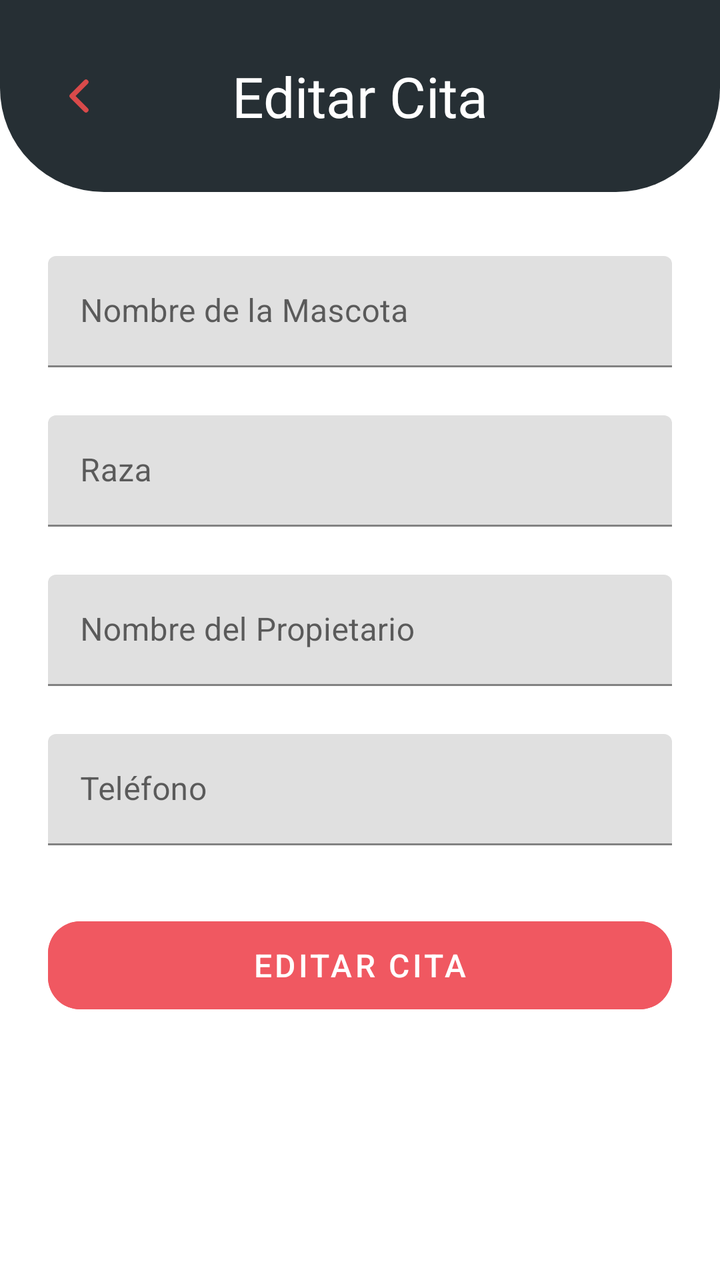
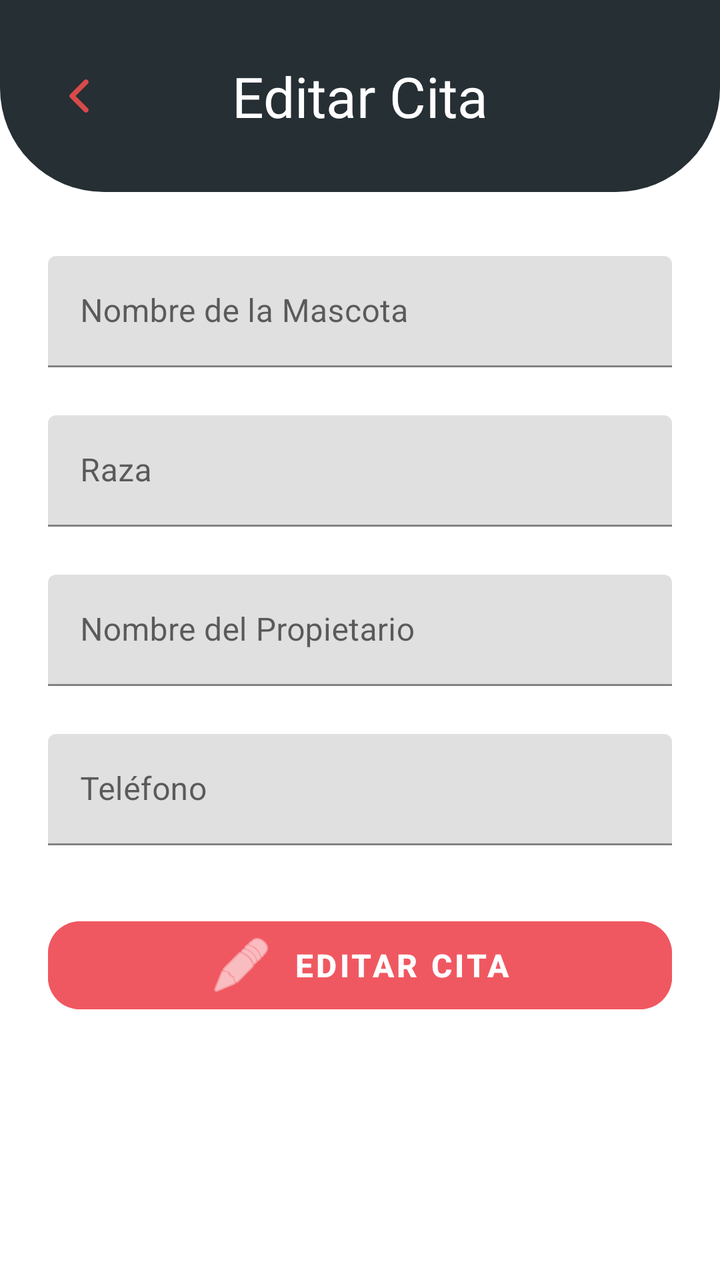

Compare the two renders of this Android layout. The source of the first and the diff that turns it into the second are given below.
<!-- AndroidManifest.xml: application theme Theme.DogApp -->
<!-- res/layout/fragment_edit_appointment.xml -->
<?xml version="1.0" encoding="utf-8"?>
<ScrollView
    xmlns:android="http://schemas.android.com/apk/res/android"
    xmlns:app="http://schemas.android.com/apk/res-auto"
    xmlns:tools="http://schemas.android.com/tools"
    android:layout_width="match_parent"
    android:layout_height="match_parent"
    android:fillViewport="true"
    android:background="@color/white"
    tools:context=".view.edit.EditAppointmentFragment">

    <LinearLayout
        android:layout_width="match_parent"
        android:layout_height="wrap_content"
        android:orientation="vertical">

        
        <androidx.constraintlayout.widget.ConstraintLayout
            android:id="@+id/headerEditarCita"
            android:layout_width="match_parent"
            android:layout_height="96dp"
            android:background="@drawable/bg_header_new_cita"
            android:paddingStart="16dp"
            android:paddingEnd="16dp">

            <ImageButton
                android:id="@+id/btnReturnEdit"
                android:layout_width="48dp"
                android:layout_height="48dp"
                android:background="?attr/selectableItemBackgroundBorderless"
                android:contentDescription="Volver"
                android:src="@drawable/return_shape_header"
                app:layout_constraintBottom_toBottomOf="parent"
                app:layout_constraintStart_toStartOf="parent"
                app:layout_constraintTop_toTopOf="parent" />

            <TextView
                android:id="@+id/tvTitleEditar"
                android:layout_width="wrap_content"
                android:layout_height="wrap_content"
                android:fontFamily="@font/fredoka_bold"
                android:text="Editar Cita"
                android:textColor="@color/white"
                android:textSize="28sp"
                app:layout_constraintBottom_toBottomOf="parent"
                app:layout_constraintEnd_toEndOf="parent"
                app:layout_constraintStart_toStartOf="parent"
                app:layout_constraintTop_toTopOf="parent"/>

        </androidx.constraintlayout.widget.ConstraintLayout>

        
        <LinearLayout
            android:layout_width="match_parent"
            android:layout_height="wrap_content"
            android:orientation="vertical"
            android:paddingStart="24dp"
            android:paddingTop="32dp"
            android:paddingEnd="24dp">

            
            <com.google.android.material.textfield.TextInputLayout
                android:layout_width="match_parent"
                android:layout_height="wrap_content"
                android:hint="Nombre de la Mascota"
                app:boxStrokeColor="@color/purple_500"
                app:hintTextColor="@color/purple_500"
                android:layout_marginBottom="24dp">

                <com.google.android.material.textfield.TextInputEditText
                    android:id="@+id/etPetNameEdit"
                    android:layout_width="match_parent"
                    android:layout_height="wrap_content"
                    android:inputType="textPersonName"
                    android:maxLength="15"
                    android:textSize="16sp"/>
            </com.google.android.material.textfield.TextInputLayout>

            
            <com.google.android.material.textfield.TextInputLayout
                android:layout_width="match_parent"
                android:layout_height="wrap_content"
                android:hint="Raza"
                app:boxStrokeColor="@color/purple_500"
                app:hintTextColor="@color/purple_500"
                android:layout_marginBottom="24dp">

                <com.google.android.material.textfield.MaterialAutoCompleteTextView
                    style="@style/Widget.MaterialComponents.TextInputEditText.FilledBox"
                    android:id="@+id/actvBreedEdit"
                    android:layout_width="match_parent"
                    android:layout_height="wrap_content"
                    android:inputType="text"
                    android:completionThreshold="2"
                    android:textSize="16sp"/>
            </com.google.android.material.textfield.TextInputLayout>

            
            <com.google.android.material.textfield.TextInputLayout
                android:layout_width="match_parent"
                android:layout_height="wrap_content"
                android:hint="Nombre del Propietario"
                app:boxStrokeColor="@color/purple_500"
                app:hintTextColor="@color/purple_500"
                android:layout_marginBottom="24dp">

                <com.google.android.material.textfield.TextInputEditText
                    android:id="@+id/etOwnerNameEdit"
                    android:layout_width="match_parent"
                    android:layout_height="wrap_content"
                    android:inputType="textPersonName"
                    android:maxLength="30"
                    android:textSize="16sp"/>
            </com.google.android.material.textfield.TextInputLayout>

            
            <com.google.android.material.textfield.TextInputLayout
                android:layout_width="match_parent"
                android:layout_height="wrap_content"
                android:hint="Teléfono"
                app:boxStrokeColor="@color/purple_500"
                app:hintTextColor="@color/purple_500"
                android:layout_marginBottom="32dp">

                <com.google.android.material.textfield.TextInputEditText
                    android:id="@+id/etPhoneEdit"
                    android:layout_width="match_parent"
                    android:layout_height="wrap_content"
                    android:inputType="phone"
                    android:maxLength="10"
                    android:textSize="16sp"/>
            </com.google.android.material.textfield.TextInputLayout>

            
            <com.google.android.material.button.MaterialButton
                android:id="@+id/btnUpdateAppointment"
                android:layout_width="match_parent"
                android:layout_height="56dp"
                android:text="Editar Cita"
                android:backgroundTint="#F05861"
                android:textColor="@color/white"
                android:textSize="16sp"
                app:cornerRadius="16dp"
                android:enabled="false"/>

            <ProgressBar
                android:id="@+id/progressBarEdit"
                android:layout_width="wrap_content"
                android:layout_height="wrap_content"
                android:layout_gravity="center_horizontal"
                android:layout_marginTop="16dp"
                android:indeterminateTint="@color/dog_pink"
                android:visibility="gone" />

        </LinearLayout>
    </LinearLayout>
</ScrollView>
<!-- resources referenced by this layout -->
<resources>
  <color name="dog_pink">#FFF05861</color>
  <color name="purple_500">#FF6200EE</color>
  <color name="white">#FFFFFFFF</color>
  <!-- drawable bg_header_new_cita (drawable) -->
  <?xml version="1.0" encoding="utf-8"?>
  <shape xmlns:android="http://schemas.android.com/apk/res/android"
      android:shape="rectangle">
  
      <solid android:color="@color/dark_gray"/>
  
      <corners android:bottomLeftRadius="52dp"
          android:bottomRightRadius="52dp"/>
  
  </shape>
  <!-- drawable return_shape_header (drawable) -->
  <?xml version="1.0" encoding="utf-8"?>
  <vector
      xmlns:android="http://schemas.android.com/apk/res/android"
      android:width="24dp"
      android:height="24dp"
      android:viewportWidth="24"
      android:viewportHeight="24">
  
      <path
          android:fillColor="@android:color/transparent"
          android:pathData="M15,5 L8,12 L15,19"
          android:strokeColor="@color/red_d94"
          android:strokeWidth="2.5"
          android:strokeLineCap="round"
          android:strokeLineJoin="round"/>
  
  </vector>
  <style name="Theme.DogApp" parent="Theme.MaterialComponents.Light.NoActionBar">
          <item name="colorPrimary">@color/purple_500</item>
          <item name="colorPrimaryVariant">@color/purple_700</item>
          <item name="colorOnPrimary">@color/white</item>
          <item name="colorSecondary">@color/dog_pink</item>
          <item name="colorOnSecondary">@color/white</item>
      </style>
  <color name="dark_gray">#262F34</color>
  <color name="red_d94">#D94A4A</color>
  <color name="purple_700">#FF3700B3</color>
</resources>

<!-- the commit's change to res/layout/fragment_edit_appointment.xml (unified diff, before → after) -->
@@ -126,7 +126,7 @@
                     android:id="@+id/etPhoneEdit"
                     android:layout_width="match_parent"
                     android:layout_height="wrap_content"
-                    android:inputType="phone"
+                    android:inputType="number"
                     android:maxLength="10"
                     android:textSize="16sp"/>
             </com.google.android.material.textfield.TextInputLayout>
@@ -137,10 +137,15 @@
                 android:layout_width="match_parent"
                 android:layout_height="56dp"
                 android:text="Editar Cita"
+                android:textStyle="bold"
                 android:backgroundTint="#F05861"
                 android:textColor="@color/white"
                 android:textSize="16sp"
                 app:cornerRadius="16dp"
+                app:icon="@android:drawable/ic_menu_edit"
+                app:iconGravity="textStart"
+                app:iconPadding="10dp"
+                app:iconTint="@color/white"
                 android:enabled="false"/>
 
             <ProgressBar
